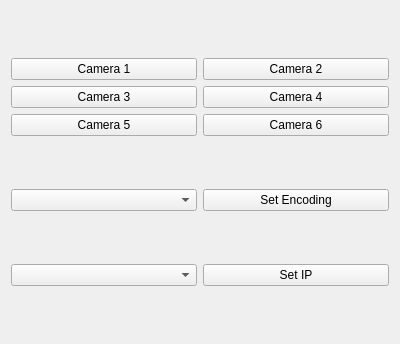
This is src/gstreamer/resource/gstreamer-select.ui in GOFIRST-Robotics/Lunabotics as Qt 5 draws it before an edit. The edited form follows.
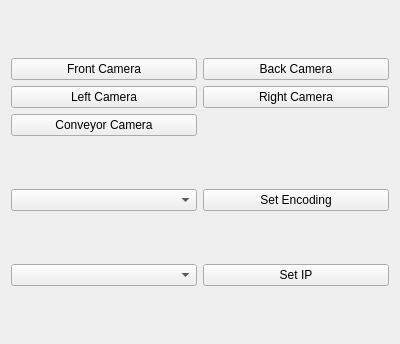
This is the edited form.

What changed in the file:
```diff
--- a/src/gstreamer/resource/gstreamer-select.ui
+++ b/src/gstreamer/resource/gstreamer-select.ui
@@ -16,23 +16,13 @@
   <layout class="QVBoxLayout" name="verticalLayout" stretch="0,0,0">
    <item>
     <layout class="QGridLayout" name="gridLayout">
-     <item row="1" column="1">
-      <widget class="QPushButton" name="camera4_push_button">
-       <property name="toolTip">
-        <string>Select camera 4</string>
-       </property>
-       <property name="text">
-        <string>Camera 4</string>
-       </property>
-      </widget>
-     </item>
      <item row="0" column="0">
       <widget class="QPushButton" name="camera1_push_button">
        <property name="toolTip">
         <string>Select camera 1</string>
        </property>
        <property name="text">
-        <string>Camera 1</string>
+        <string>Front Camera</string>
        </property>
       </widget>
      </item>
@@ -42,7 +32,7 @@
         <string>Select camera 2</string>
        </property>
        <property name="text">
-        <string>Camera 2</string>
+        <string>Back Camera</string>
        </property>
       </widget>
      </item>
@@ -52,17 +42,17 @@
         <string>Select camera 3</string>
        </property>
        <property name="text">
-        <string>Camera 3</string>
+        <string>Left Camera</string>
        </property>
       </widget>
      </item>
-     <item row="2" column="1">
-      <widget class="QPushButton" name="camera6_push_button">
+     <item row="1" column="1">
+      <widget class="QPushButton" name="camera4_push_button">
        <property name="toolTip">
         <string>Select camera 6</string>
        </property>
        <property name="text">
-        <string>Camera 6</string>
+        <string>Right Camera</string>
        </property>
       </widget>
      </item>
@@ -72,7 +62,7 @@
         <string>Select camera 5</string>
        </property>
        <property name="text">
-        <string>Camera 5</string>
+        <string>Conveyor Camera</string>
        </property>
       </widget>
      </item>
```
Left out of the diff: 2 changed lines with no effect on the pictures.
